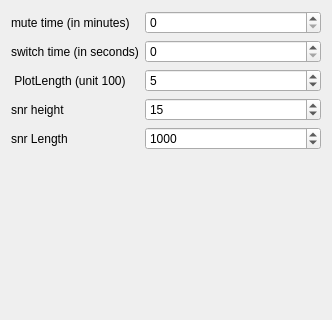
Before: the Qt Designer form forms/config-helper.ui in JvanKatwijk/qt-dab, drawn with Qt 5; both pictures show x 0 to 332 and y 0 to 320 of the 332 by 514 pixel window.
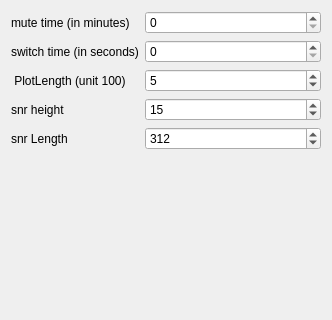
After: the same form once the commit is applied. Custom widgets are drawn as their Qt base class.

The edit to the form file:
```diff
--- a/forms/config-helper.ui
+++ b/forms/config-helper.ui
@@ -100,7 +100,7 @@
         <number>100</number>
        </property>
        <property name="value">
-        <number>1000</number>
+        <number>312</number>
        </property>
       </widget>
      </item>
```
Left out of the diff: 2 changed lines with no effect on the pictures.
